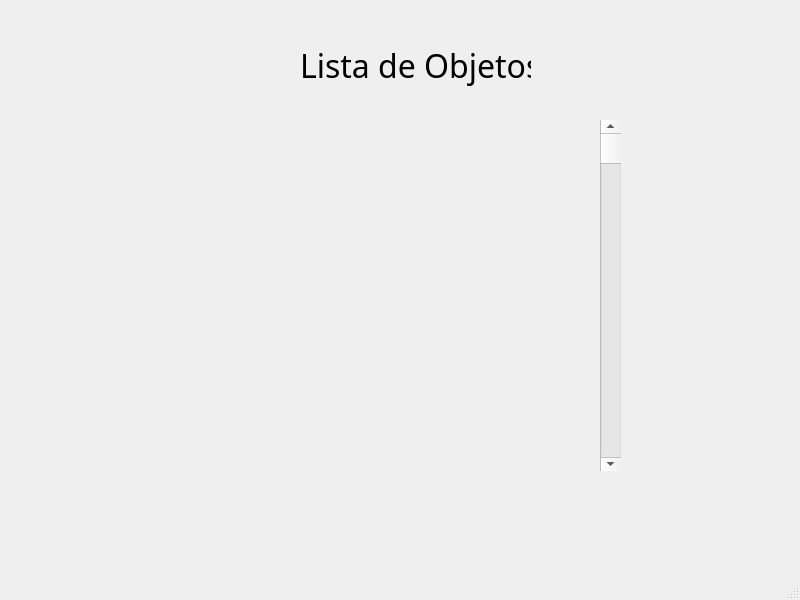
This is src/vista/ui/PruebaScroll.ui in eperec03/museo as Qt 5 draws it before an edit. The edited form follows.
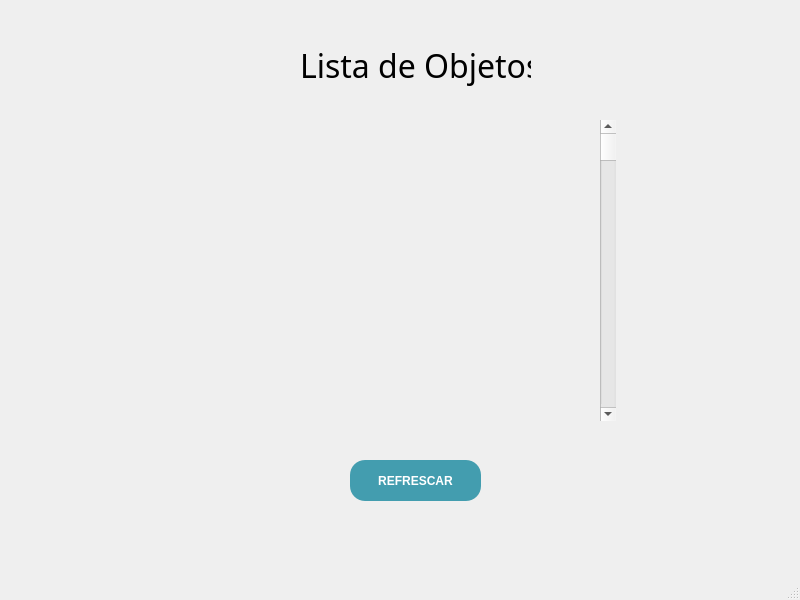
This is the edited form.

```diff
--- a/src/vista/ui/PruebaScroll.ui
+++ b/src/vista/ui/PruebaScroll.ui
@@ -50,14 +50,209 @@
      <rect>
       <x>600</x>
       <y>120</y>
-      <width>21</width>
-      <height>351</height>
+      <width>16</width>
+      <height>301</height>
      </rect>
     </property>
     <property name="orientation">
      <enum>Qt::Vertical</enum>
     </property>
    </widget>
+   <widget class="QPushButton" name="BotonRegistrarse">
+    <property name="geometry">
+     <rect>
+      <x>350</x>
+      <y>460</y>
+      <width>131</width>
+      <height>41</height>
+     </rect>
+    </property>
+    <property name="palette">
+     <palette>
+      <active>
+       <colorrole role="WindowText">
+        <brush brushstyle="SolidPattern">
+         <color alpha="255">
+          <red>255</red>
+          <green>255</green>
+          <blue>255</blue>
+         </color>
+        </brush>
+       </colorrole>
+       <colorrole role="Button">
+        <brush brushstyle="SolidPattern">
+         <color alpha="255">
+          <red>67</red>
+          <green>157</green>
+          <blue>175</blue>
+         </color>
+        </brush>
+       </colorrole>
+       <colorrole role="Text">
+        <brush brushstyle="SolidPattern">
+         <color alpha="255">
+          <red>255</red>
+          <green>255</green>
+          <blue>255</blue>
+         </color>
+        </brush>
+       </colorrole>
+       <colorrole role="ButtonText">
+        <brush brushstyle="SolidPattern">
+         <color alpha="255">
+          <red>255</red>
+          <green>255</green>
+          <blue>255</blue>
+         </color>
+        </brush>
+       </colorrole>
+       <colorrole role="Base">
+        <brush brushstyle="SolidPattern">
+         <color alpha="255">
+          <red>67</red>
+          <green>157</green>
+          <blue>175</blue>
+         </color>
+        </brush>
+       </colorrole>
+       <colorrole role="Window">
+        <brush brushstyle="SolidPattern">
+         <color alpha="255">
+          <red>67</red>
+          <green>157</green>
+          <blue>175</blue>
+         </color>
+        </brush>
+       </colorrole>
+      </active>
+      <inactive>
+       <colorrole role="WindowText">
+        <brush brushstyle="SolidPattern">
+         <color alpha="255">
+          <red>255</red>
+          <green>255</green>
+          <blue>255</blue>
+         </color>
+        </brush>
+       </colorrole>
+       <colorrole role="Button">
+        <brush brushstyle="SolidPattern">
+         <color alpha="255">
+          <red>67</red>
+          <green>157</green>
+          <blue>175</blue>
+         </color>
+        </brush>
+       </colorrole>
+       <colorrole role="Text">
+        <brush brushstyle="SolidPattern">
+         <color alpha="255">
+          <red>255</red>
+          <green>255</green>
+          <blue>255</blue>
+         </color>
+        </brush>
+       </colorrole>
+       <colorrole role="ButtonText">
+        <brush brushstyle="SolidPattern">
+         <color alpha="255">
+          <red>255</red>
+          <green>255</green>
+          <blue>255</blue>
+         </color>
+        </brush>
+       </colorrole>
+       <colorrole role="Base">
+        <brush brushstyle="SolidPattern">
+         <color alpha="255">
+          <red>67</red>
+          <green>157</green>
+          <blue>175</blue>
+         </color>
+        </brush>
+       </colorrole>
+       <colorrole role="Window">
+        <brush brushstyle="SolidPattern">
+         <color alpha="255">
+          <red>67</red>
+          <green>157</green>
+          <blue>175</blue>
+         </color>
+        </brush>
+       </colorrole>
+      </inactive>
+      <disabled>
+       <colorrole role="WindowText">
+        <brush brushstyle="SolidPattern">
+         <color alpha="255">
+          <red>255</red>
+          <green>255</green>
+          <blue>255</blue>
+         </color>
+        </brush>
+       </colorrole>
+       <colorrole role="Button">
+        <brush brushstyle="SolidPattern">
+         <color alpha="255">
+          <red>67</red>
+          <green>157</green>
+          <blue>175</blue>
+         </color>
+        </brush>
+       </colorrole>
+       <colorrole role="Text">
+        <brush brushstyle="SolidPattern">
+         <color alpha="255">
+          <red>255</red>
+          <green>255</green>
+          <blue>255</blue>
+         </color>
+        </brush>
+       </colorrole>
+       <colorrole role="ButtonText">
+        <brush brushstyle="SolidPattern">
+         <color alpha="255">
+          <red>255</red>
+          <green>255</green>
+          <blue>255</blue>
+         </color>
+        </brush>
+       </colorrole>
+       <colorrole role="Base">
+        <brush brushstyle="SolidPattern">
+         <color alpha="255">
+          <red>67</red>
+          <green>157</green>
+          <blue>175</blue>
+         </color>
+        </brush>
+       </colorrole>
+       <colorrole role="Window">
+        <brush brushstyle="SolidPattern">
+         <color alpha="255">
+          <red>67</red>
+          <green>157</green>
+          <blue>175</blue>
+         </color>
+        </brush>
+       </colorrole>
+      </disabled>
+     </palette>
+    </property>
+    <property name="cursor">
+     <cursorShape>PointingHandCursor</cursorShape>
+    </property>
+    <property name="styleSheet">
+     <string notr="true">background-color: rgb(67, 157, 175);
+color: rgb(255, 255, 255);
+font-weight: bold;
+font-family: 'Verdana';
+border-radius: 15px;</string>
+    </property>
+    <property name="text">
+     <string>REFRESCAR</string>
+    </property>
+   </widget>
   </widget>
   <widget class="QMenuBar" name="menubar">
    <property name="geometry">
```
